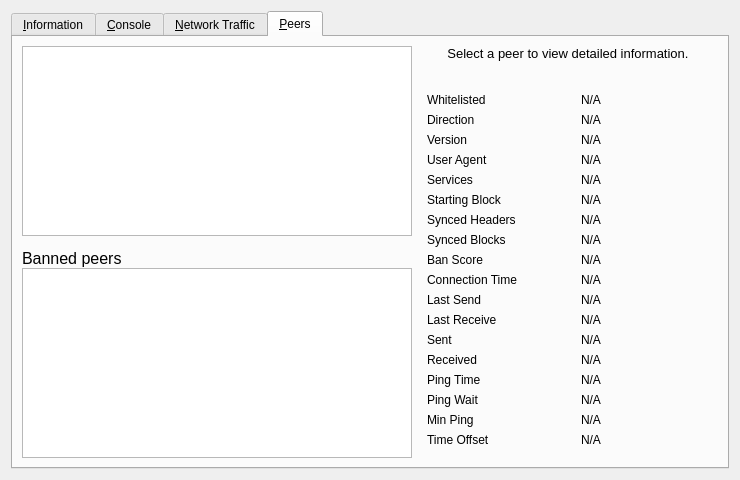
rngcoin-project/rngcoin, file src/qt/forms/debugwindow.ui: the form before one commit.
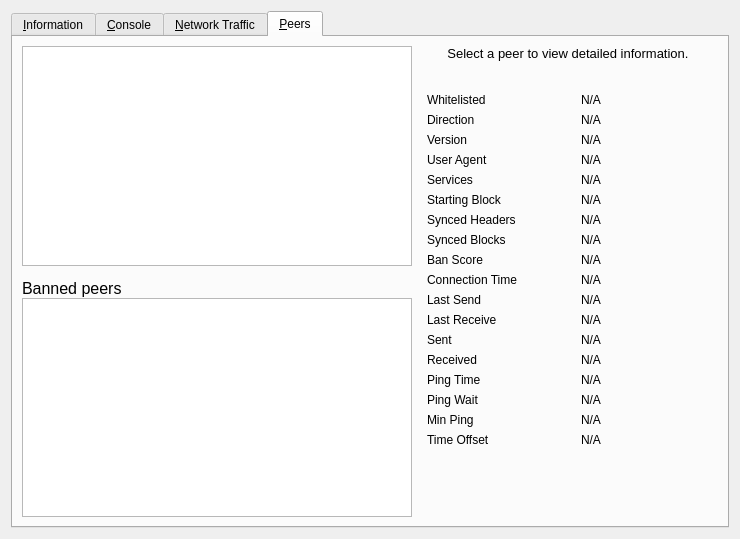
The form after the commit. The open tabs and pages were chosen to show the change. Icons and pictures are not drawn. Custom widgets are drawn as their Qt base class.

What changed in the file:
```diff
--- a/src/qt/forms/debugwindow.ui
+++ b/src/qt/forms/debugwindow.ui
@@ -7,7 +7,7 @@
     <x>0</x>
     <y>0</y>
     <width>740</width>
-    <height>430</height>
+    <height>539</height>
    </rect>
   </property>
   <property name="windowTitle">
```
Left out of the diff: 8 changed lines with no effect on the pictures. Lines whose indentation alone changed are shown as unchanged.
